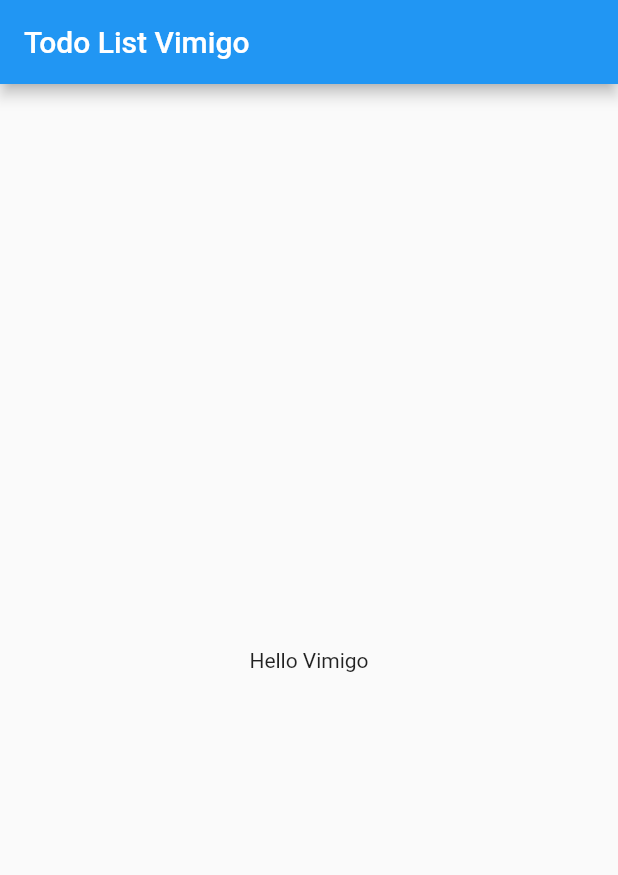
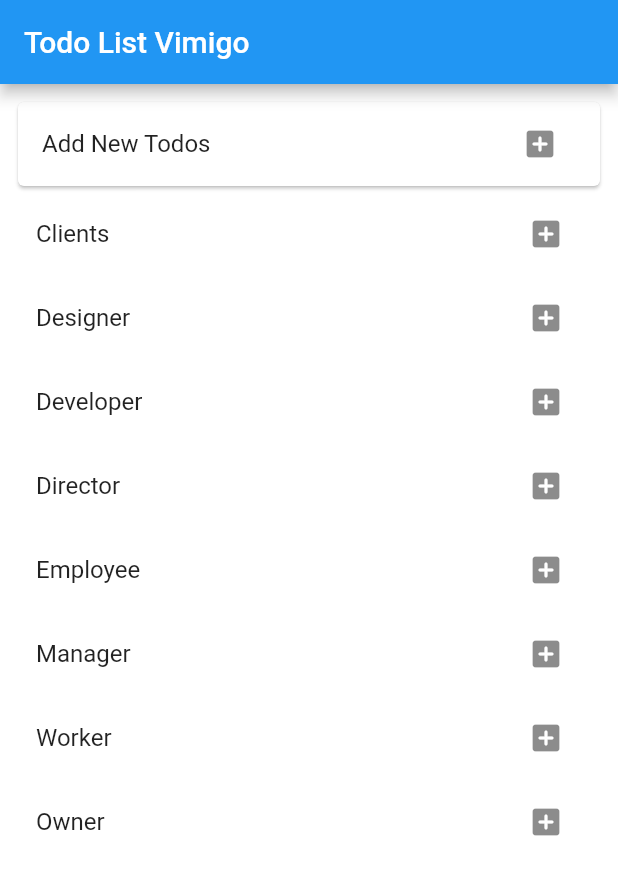
Before and after one commit to wausin/todo.vimigo, a Flutter app: the screen it shows after launch, on a phone screen of 412 x 824 dp. Shown: the top 875 px of the screen. Run offline on Flutter 3.47's test engine with Material 2 defaults, Android fonts, the phone set to English and light mode, and no system bars.

Commit message:
add folder structure, test reorderable list

```diff
--- a/lib/main.dart
+++ b/lib/main.dart
@@ -1,4 +1,5 @@
 import 'package:flutter/material.dart';
+import 'package:todo_vimigo/src/view/todo/index.dart';
 
 void main() => runApp(const MyApp());
 
@@ -8,15 +9,13 @@ class MyApp extends StatelessWidget {
   @override
   Widget build(BuildContext context) {
     return MaterialApp(
+      debugShowCheckedModeBanner: false,
       title: 'Todo List Vimigo',
-      home: Scaffold(
-        appBar: AppBar(
-          title: const Text('Todo List Vimigo'),
-        ),
-        body: const Center(
-          child: Text('Hello Vimigo'),
-        ),
-      ),
+      theme: ThemeData(scaffoldBackgroundColor: Colors.white),
+      home: Todo(),
+      routes: {
+        '/home': (BuildContext context) => Todo(),
+      },
     );
   }
 }
--- /dev/null
+++ b/lib/src/view/todo/index.dart
@@ -0,0 +1,18 @@
+import 'package:flutter/material.dart';
+import 'package:todo_vimigo/src/view/todo/widget/todo_list.dart';
+
+class Todo extends StatelessWidget {
+  const Todo({Key? key}) : super(key: key);
+
+  @override
+  Widget build(BuildContext context) {
+    return Scaffold(
+      appBar: AppBar(
+        title: const Text('Todo List Vimigo'),
+      ),
+      body: SafeArea(
+        child: TodoList(),
+      ),
+    );
+  }
+}
--- /dev/null
+++ b/lib/src/view/todo/widget/todo_list.dart
@@ -0,0 +1,57 @@
+import 'dart:convert';
+
+import 'package:flutter/material.dart';
+
+class TodoList extends StatefulWidget {
+  TodoList({Key? key}) : super(key: key);
+
+  @override
+  State<TodoList> createState() => _TodoListState();
+}
+
+class _TodoListState extends State<TodoList> {
+  List<String> item = [
+    "Clients",
+    "Designer",
+    "Developer",
+    "Director",
+    "Employee",
+    "Manager",
+    "Worker",
+    "Owner"
+  ];
+  @override
+  Widget build(BuildContext context) {
+    return Container(
+      padding: const EdgeInsets.all(8),
+      child: ReorderableListView.builder(
+        header: Card(
+          child: ListTile(
+            title: Text('Add New Todos'),
+            trailing:
+                IconButton(onPressed: () {}, icon: Icon(Icons.add_box_rounded)),
+          ),
+        ),
+        itemBuilder: (BuildContext context, int i) {
+          return ListTile(
+            key: ValueKey(i),
+            title: Text(item[i]),
+            trailing:
+                IconButton(onPressed: () {}, icon: Icon(Icons.add_box_rounded)),
+          );
+        },
+        itemCount: item.length,
+        onReorder: (oldKey, newKey) {
+          setState(() {
+            if (newKey > oldKey) {
+              newKey -= 1;
+            }
+            final items = item.removeAt(oldKey);
+            item.insert(newKey, items);
+          });
+          // print(jsonEncode({k, v}));
+        },
+      ),
+    );
+  }
+}
```
Also changed, not shown: lib/src/view/tour/index.dart (added).
